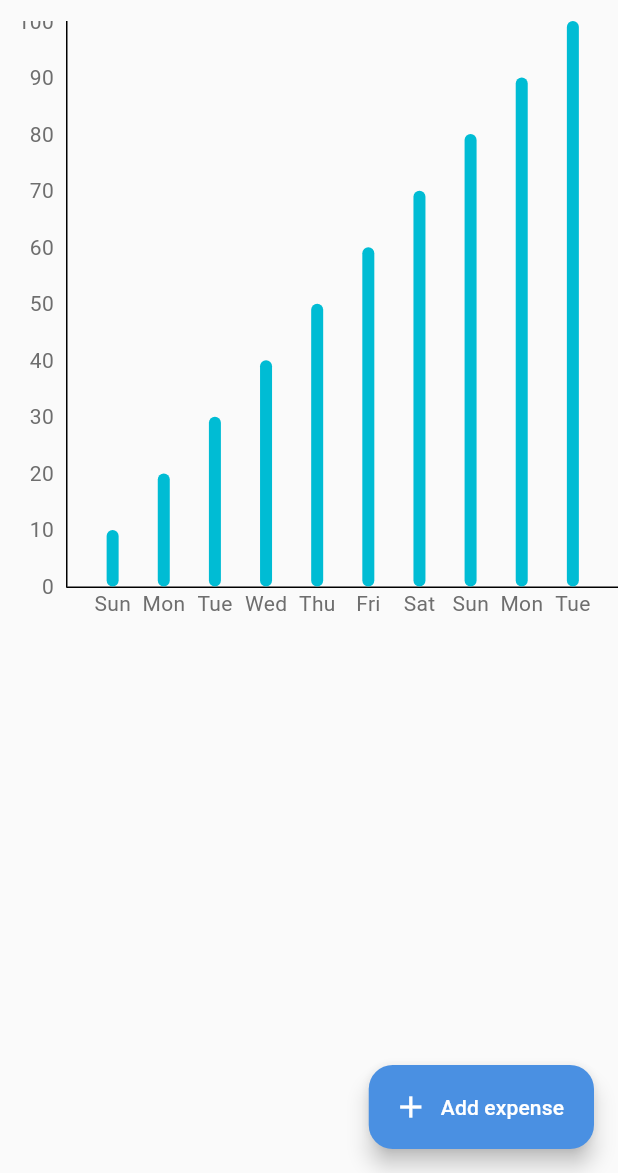
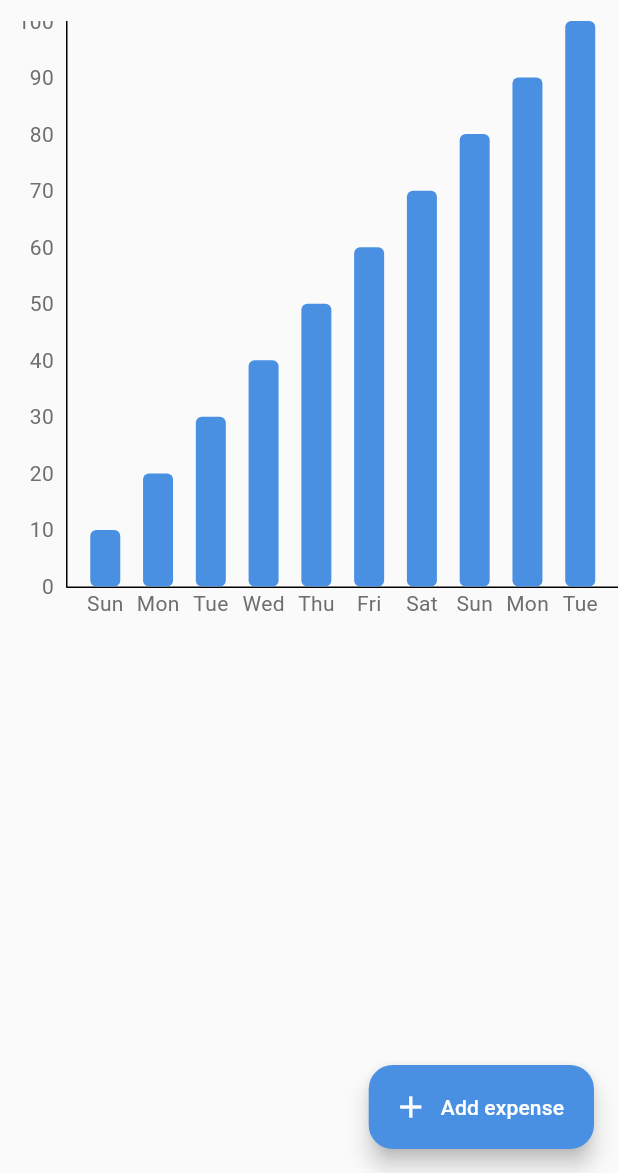
Before and after one commit to marufrobin/Minimal_Expense_Tracker, a Flutter app: the screen it shows after launch, on a phone screen of 412 x 824 dp, the part 63-1236 px from its top. Run offline on Flutter 3.47's test engine with Material 3 defaults, Android fonts, the light colour scheme and no system bars; drawn by our look-alikes of fl_chart.

Commit message:
Refactor ExpanseChartScreen to enhance bar chart data builder with theme support and improved bar styling

```diff
--- a/lib/screens/expanse_chart/expanse_chart.screen.dart
+++ b/lib/screens/expanse_chart/expanse_chart.screen.dart
@@ -26,7 +26,7 @@ class ExpanseChartScreen extends StatelessWidget {
       width: width,
       child: BarChart(
         BarChartData(
-          barGroups: _barChartDataBuilder(data),
+          barGroups: _barChartDataBuilder(data: data, theme: theme),
           borderData: _borderDesign(theme),
           titlesData: _charBorderDataLabel(),
 
@@ -38,12 +38,22 @@ class ExpanseChartScreen extends StatelessWidget {
   }
 
   /// [BarChartGroupData] builder for the chart
-  List<BarChartGroupData> _barChartDataBuilder(List<BarChartDataModel> data) {
+  List<BarChartGroupData> _barChartDataBuilder({
+    required List<BarChartDataModel> data,
+    required ThemeData theme,
+  }) {
     return List.generate(data.length, (index) {
       final singleData = data[index];
       return BarChartGroupData(
         x: singleData.x ?? 0,
-        barRods: [BarChartRodData(toY: singleData.y ?? 0)],
+        barRods: [
+          BarChartRodData(
+            toY: singleData.y ?? 0,
+            borderRadius: BorderRadius.circular(4),
+            width: 20,
+            color: theme.colorScheme.primary,
+          ),
+        ],
       );
     });
   }
```
